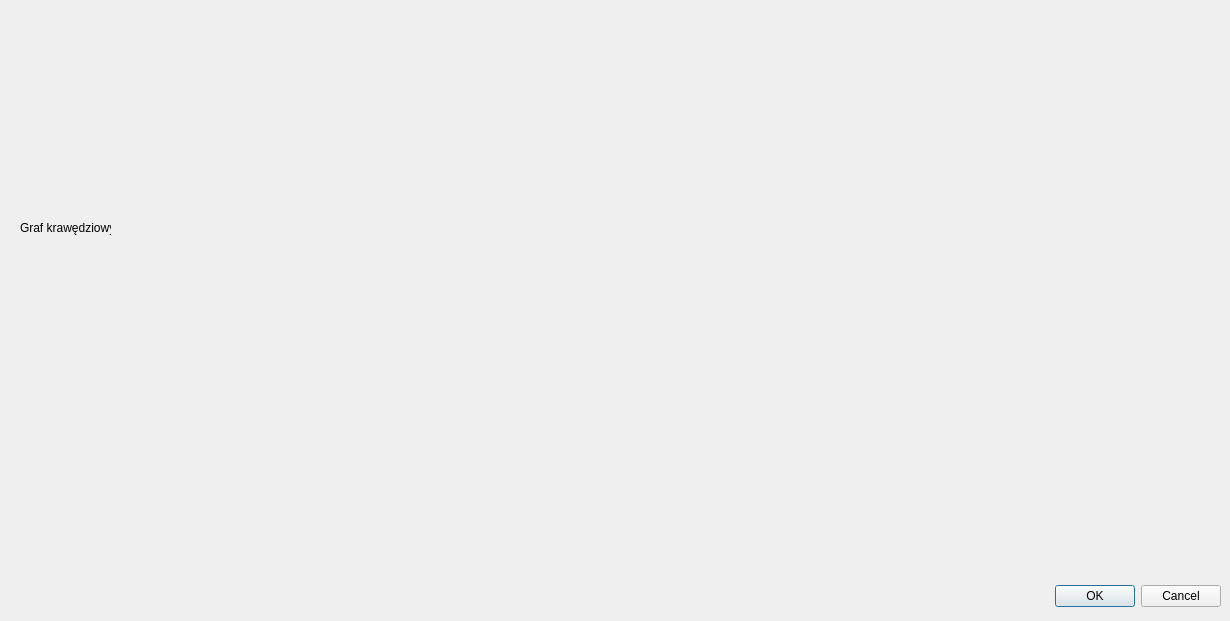
The window that graphs/drawwindow.ui (kborkowska/line-graph) describes before a commit, drawn with Qt 5.
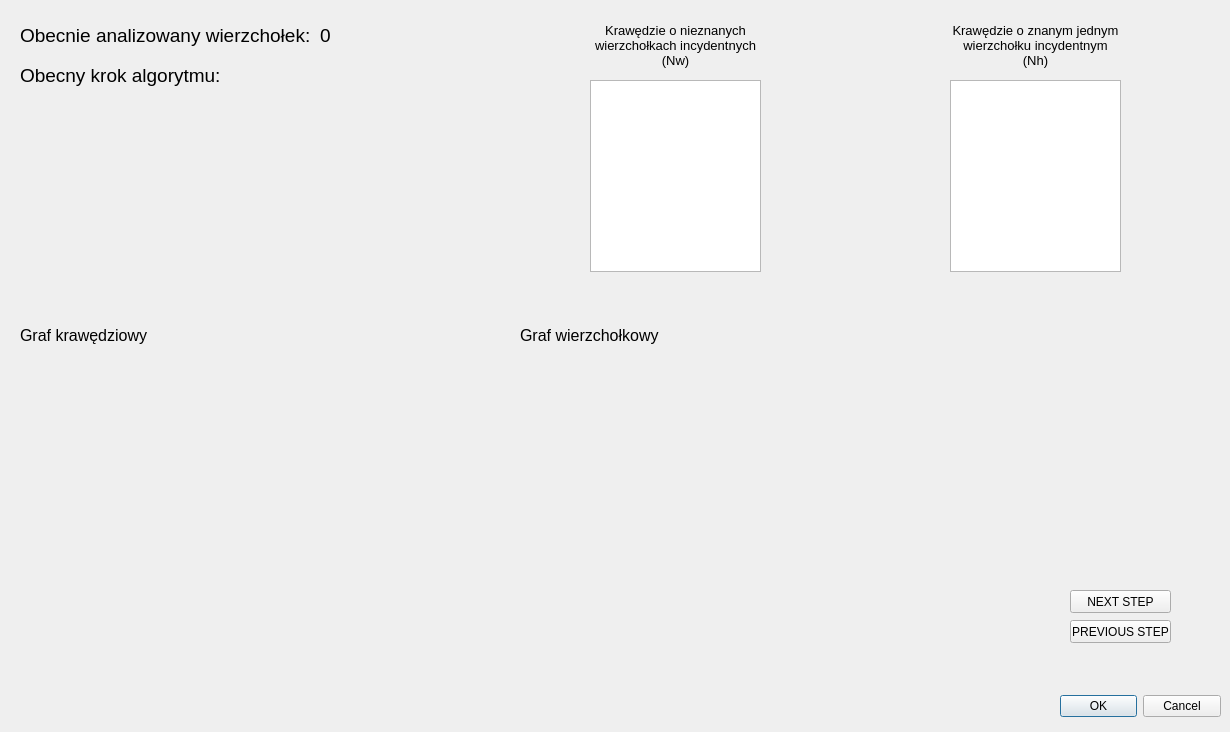
The same window after the commit. Custom widgets are drawn as their Qt base class.

```diff
--- a/graphs/drawwindow.ui
+++ b/graphs/drawwindow.ui
@@ -7,7 +7,7 @@
     <x>0</x>
     <y>0</y>
     <width>1230</width>
-    <height>621</height>
+    <height>732</height>
    </rect>
   </property>
   <property name="windowTitle">
@@ -16,9 +16,9 @@
   <widget class="QDialogButtonBox" name="buttonBox">
    <property name="geometry">
     <rect>
-     <x>880</x>
-     <y>580</y>
-     <width>341</width>
+     <x>1060</x>
+     <y>690</y>
+     <width>161</width>
      <height>32</height>
     </rect>
    </property>
@@ -33,11 +33,16 @@
    <property name="geometry">
     <rect>
      <x>20</x>
-     <y>220</y>
-     <width>91</width>
-     <height>16</height>
+     <y>320</y>
+     <width>141</width>
+     <height>31</height>
     </rect>
    </property>
+   <property name="font">
+    <font>
+     <pointsize>12</pointsize>
+    </font>
+   </property>
    <property name="text">
     <string>Graf krawędziowy</string>
    </property>
@@ -46,7 +51,7 @@
    <property name="geometry">
     <rect>
      <x>20</x>
-     <y>240</y>
+     <y>350</y>
      <width>421</width>
      <height>371</height>
     </rect>
@@ -55,13 +60,185 @@
   <widget class="GraphDrawArea" name="widget" native="true">
    <property name="geometry">
     <rect>
-     <x>519</x>
-     <y>239</y>
+     <x>520</x>
+     <y>350</y>
      <width>421</width>
      <height>371</height>
     </rect>
    </property>
   </widget>
+  <widget class="QLabel" name="label_2">
+   <property name="geometry">
+    <rect>
+     <x>520</x>
+     <y>320</y>
+     <width>151</width>
+     <height>31</height>
+    </rect>
+   </property>
+   <property name="font">
+    <font>
+     <pointsize>12</pointsize>
+    </font>
+   </property>
+   <property name="text">
+    <string>Graf wierzchołkowy</string>
+   </property>
+  </widget>
+  <widget class="QLabel" name="label_3">
+   <property name="geometry">
+    <rect>
+     <x>20</x>
+     <y>20</y>
+     <width>291</width>
+     <height>31</height>
+    </rect>
+   </property>
+   <property name="font">
+    <font>
+     <pointsize>14</pointsize>
+    </font>
+   </property>
+   <property name="text">
+    <string>Obecnie analizowany wierzchołek:</string>
+   </property>
+  </widget>
+  <widget class="QLabel" name="label_4">
+   <property name="geometry">
+    <rect>
+     <x>20</x>
+     <y>60</y>
+     <width>211</width>
+     <height>31</height>
+    </rect>
+   </property>
+   <property name="font">
+    <font>
+     <pointsize>14</pointsize>
+    </font>
+   </property>
+   <property name="text">
+    <string>Obecny krok algorytmu:</string>
+   </property>
+  </widget>
+  <widget class="QLabel" name="label_5">
+   <property name="geometry">
+    <rect>
+     <x>590</x>
+     <y>20</y>
+     <width>171</width>
+     <height>51</height>
+    </rect>
+   </property>
+   <property name="font">
+    <font>
+     <pointsize>10</pointsize>
+    </font>
+   </property>
+   <property name="text">
+    <string>Krawędzie o nieznanych wierzchołkach incydentnych (Nw)</string>
+   </property>
+   <property name="alignment">
+    <set>Qt::AlignCenter</set>
+   </property>
+   <property name="wordWrap">
+    <bool>true</bool>
+   </property>
+  </widget>
+  <widget class="QLabel" name="label_6">
+   <property name="geometry">
+    <rect>
+     <x>950</x>
+     <y>20</y>
+     <width>171</width>
+     <height>51</height>
+    </rect>
+   </property>
+   <property name="font">
+    <font>
+     <pointsize>10</pointsize>
+    </font>
+   </property>
+   <property name="text">
+    <string>Krawędzie o znanym jednym wierzchołku incydentnym (Nh)</string>
+   </property>
+   <property name="alignment">
+    <set>Qt::AlignCenter</set>
+   </property>
+   <property name="wordWrap">
+    <bool>true</bool>
+   </property>
+  </widget>
+  <widget class="QListWidget" name="nwList">
+   <property name="enabled">
+    <bool>true</bool>
+   </property>
+   <property name="geometry">
+    <rect>
+     <x>590</x>
+     <y>80</y>
+     <width>171</width>
+     <height>192</height>
+    </rect>
+   </property>
+   <property name="selectionMode">
+    <enum>QAbstractItemView::NoSelection</enum>
+   </property>
+  </widget>
+  <widget class="QListWidget" name="NhList">
+   <property name="geometry">
+    <rect>
+     <x>950</x>
+     <y>80</y>
+     <width>171</width>
+     <height>192</height>
+    </rect>
+   </property>
+  </widget>
+  <widget class="QLabel" name="currentNodeLabel">
+   <property name="geometry">
+    <rect>
+     <x>320</x>
+     <y>20</y>
+     <width>41</width>
+     <height>31</height>
+    </rect>
+   </property>
+   <property name="font">
+    <font>
+     <pointsize>14</pointsize>
+    </font>
+   </property>
+   <property name="text">
+    <string>0</string>
+   </property>
+  </widget>
+  <widget class="QPushButton" name="nextStepButton">
+   <property name="geometry">
+    <rect>
+     <x>1070</x>
+     <y>590</y>
+     <width>101</width>
+     <height>23</height>
+    </rect>
+   </property>
+   <property name="text">
+    <string>NEXT STEP</string>
+   </property>
+  </widget>
+  <widget class="QPushButton" name="prevStepButton">
+   <property name="geometry">
+    <rect>
+     <x>1070</x>
+     <y>620</y>
+     <width>101</width>
+     <height>23</height>
+    </rect>
+   </property>
+   <property name="text">
+    <string>PREVIOUS STEP</string>
+   </property>
+  </widget>
  </widget>
  <customwidgets>
   <customwidget>
```
Left out of the diff: 2 changed lines with no effect on the pictures.
